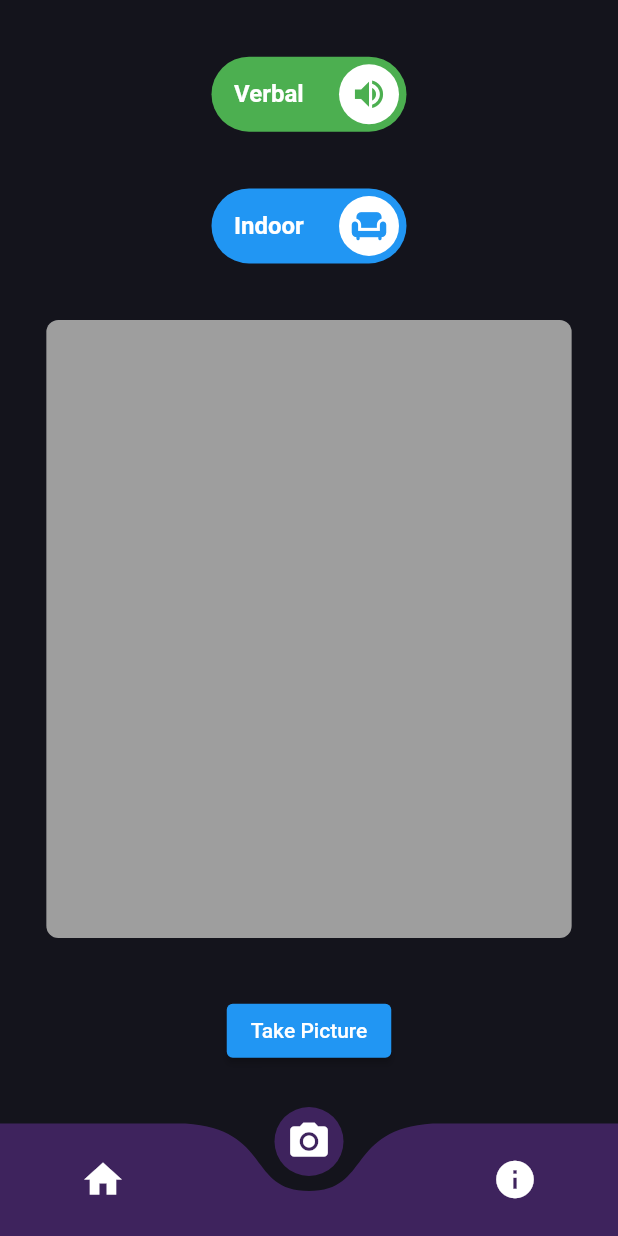
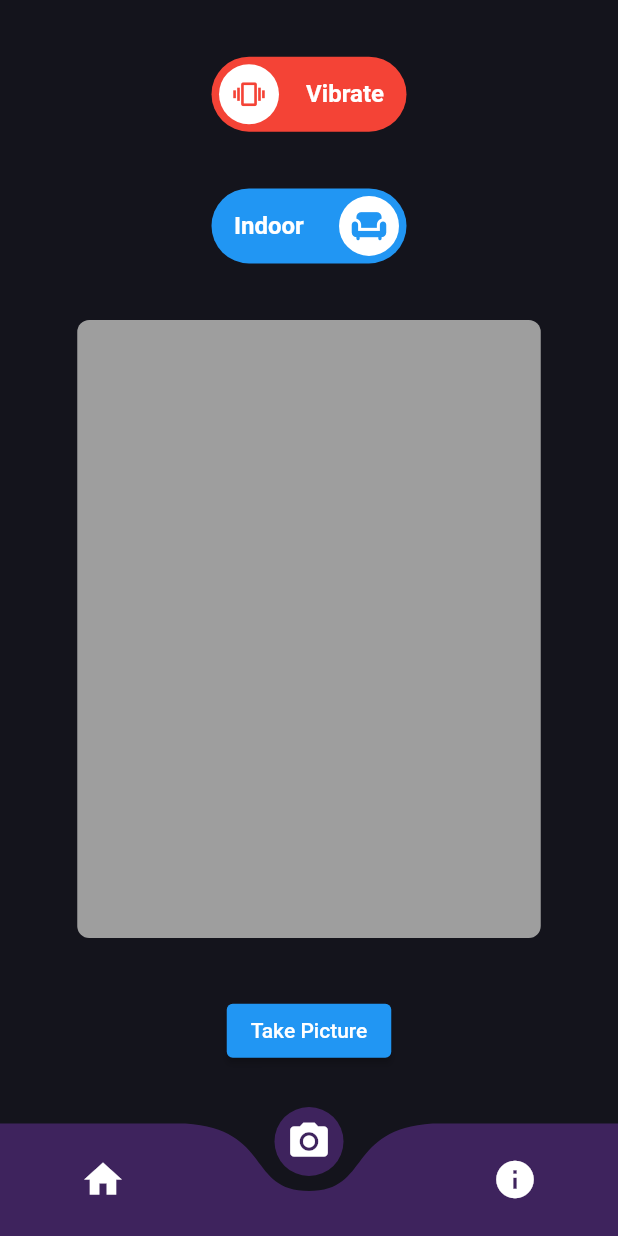
Before and after one commit to small-ing/gander-guide-app, a Flutter app: the screen it shows after launch, swiped to page 2, on a phone screen of 412 x 824 dp. Run offline on Flutter 3.47's test engine with Material 2 defaults, Android fonts, the phone set to English and light mode, and no system bars; drawn by our look-alikes of curved_navigation_bar, lite_rolling_switch; our stand-ins replace camera, fluttertoast, vibration.

Commit message:
lot of stuff, mostly works kinda though

```diff
--- a/lib/CameraPage.dart
+++ b/lib/CameraPage.dart
@@ -1,6 +1,8 @@
 import 'dart:io';
 import 'dart:convert';
 import 'dart:typed_data';
+import 'dart:math' as math;
+import 'dart:async';
 import 'package:path/path.dart' as path;
 import 'package:fluttertoast/fluttertoast.dart';
 import 'package:flutter/material.dart';
@@ -21,8 +23,8 @@ class CameraPage extends StatefulWidget {
 }
 
 class _CameraPageState extends State<CameraPage> {
-  bool isAlertOn = true;
-  bool isIndoor = false;
+  bool isAlertOn = false;
+  bool isIndoor = true;
   int _vibrationDuration = 0;
   int _vibrationAmplitude = 0;
   Uint8List imageBytes = Uint8List(0);
@@ -46,6 +48,7 @@ class _CameraPageState extends State<CameraPage> {
     _cameraController = CameraController(
       camera,
       ResolutionPreset.medium,
+      imageFormatGroup: ImageFormatGroup.jpeg,
     );
     await _cameraController!.initialize();
     setState(() {});
@@ -63,10 +66,10 @@ class _CameraPageState extends State<CameraPage> {
       final image = await _cameraController!.takePicture();
       final apiResponse = await sendFrameToAPI(File(image.path));
       //debugPrint('JSON being returned: $apiResponse');
-      if (isAlertOn) {
+      if (!isAlertOn) {
         debugPrint('Vibrating...');
         bool? hasVibrator = await Vibration.hasVibrator();
-        if (hasVibrator! && _vibrationDuration > 0) {
+        if (hasVibrator == true && _vibrationDuration > 0) {
           //debugPrint('Device has a vibrator');
           Vibration.vibrate(duration: _vibrationDuration, amplitude: _vibrationAmplitude);
         } else {
@@ -75,9 +78,12 @@ class _CameraPageState extends State<CameraPage> {
 
       }
       imageBytes = base64Decode(apiResponse);
+      setState(() {});
+      debugPrint("State updated");
+
       //Fluttertoast.showToast(msg: apiResponse);
     } catch (e) {
-      Fluttertoast.showToast(msg: 'Error capturing picture or Vibrating phone: $e');
+      Fluttertoast.showToast(msg: 'Error capturing picture or Vibrating phone: $e', toastLength: Toast.LENGTH_LONG);
     }
   }
 
@@ -88,7 +94,7 @@ class _CameraPageState extends State<CameraPage> {
       final base64Image = base64Encode(bytes);
       String vibe = 'false';
       String indoor = 'false';
-      if (isAlertOn) {
+      if (!isAlertOn) {
         vibe = 'true';
       }
       if (isIndoor) {
@@ -97,7 +103,7 @@ class _CameraPageState extends State<CameraPage> {
       debugPrint('Sending frame to API at $apiEndpoint');
       final response = await http.post(
         Uri.parse(apiEndpoint),
-        body: jsonEncode({'image': base64Image, 'vibrate': vibe,'indoor': indoor}),
+        body: jsonEncode({'image': base64Image, 'vibrate': vibe, 'indoor': indoor}),
         headers: {'Content-Type': 'application/json'},
       );
 
@@ -116,6 +122,16 @@ class _CameraPageState extends State<CameraPage> {
       return 'Error sending frame to API: $e';
     }
   }
+
+Widget rotatedImage(Uint8List imageBytes) {
+  if (imageBytes.isEmpty) return Container(); // Return an empty container if imageBytes is empty.
+
+  return Transform.rotate(
+    angle: 90 * math.pi / 180, // Rotate the image by -90 degrees (clockwise).
+    child: Image.memory(imageBytes),
+  );
+}
+
 
   @override
   Widget build(BuildContext context) {
@@ -148,7 +164,7 @@ class _CameraPageState extends State<CameraPage> {
             ),
             // Indoor/Outdoor Switch
             LiteRollingSwitch(
-              value: isAlertOn,
+              value: isIndoor,
               textOn: 'Indoor',
               textOff: 'Outdoor',
               colorOn: Colors.blue,
@@ -169,14 +185,16 @@ class _CameraPageState extends State<CameraPage> {
             ),
             Container(
               height: MediaQuery.of(context).size.height / 2,
-              width: MediaQuery.of(context).size.width * 0.85,
+              width: MediaQuery.of(context).size.width * 0.75,
+              //height: 360,
+              //width: 270,
               decoration: BoxDecoration(
-                color: Colors.grey, // Customize the color of the square
-                image: DecorationImage(
-                  image: MemoryImage(imageBytes),
-                  fit: BoxFit.cover,
-                ),
                 borderRadius: BorderRadius.circular(8.0),
+                color: Colors.grey,
+              ),
+              child: FittedBox(
+                child: rotatedImage(imageBytes),
+                fit: BoxFit.cover,
               ),
             ),
             ElevatedButton(
```
Also changed, not shown: 2 other files.
